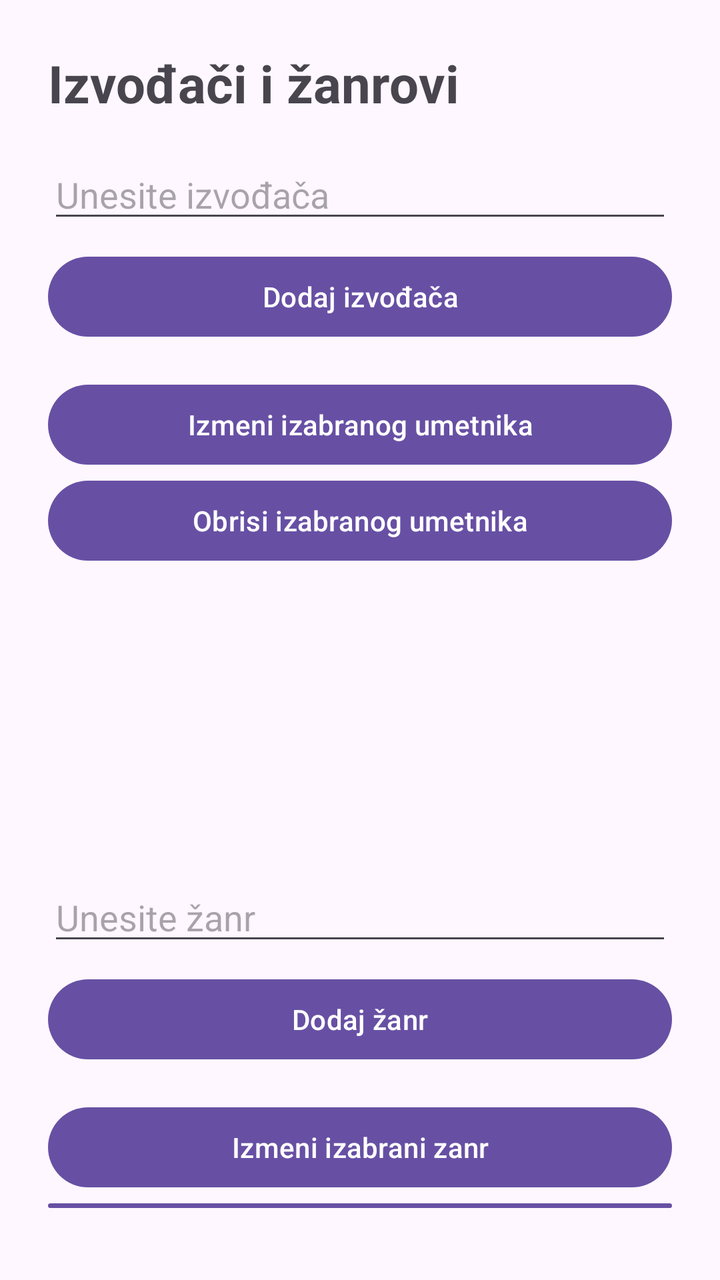
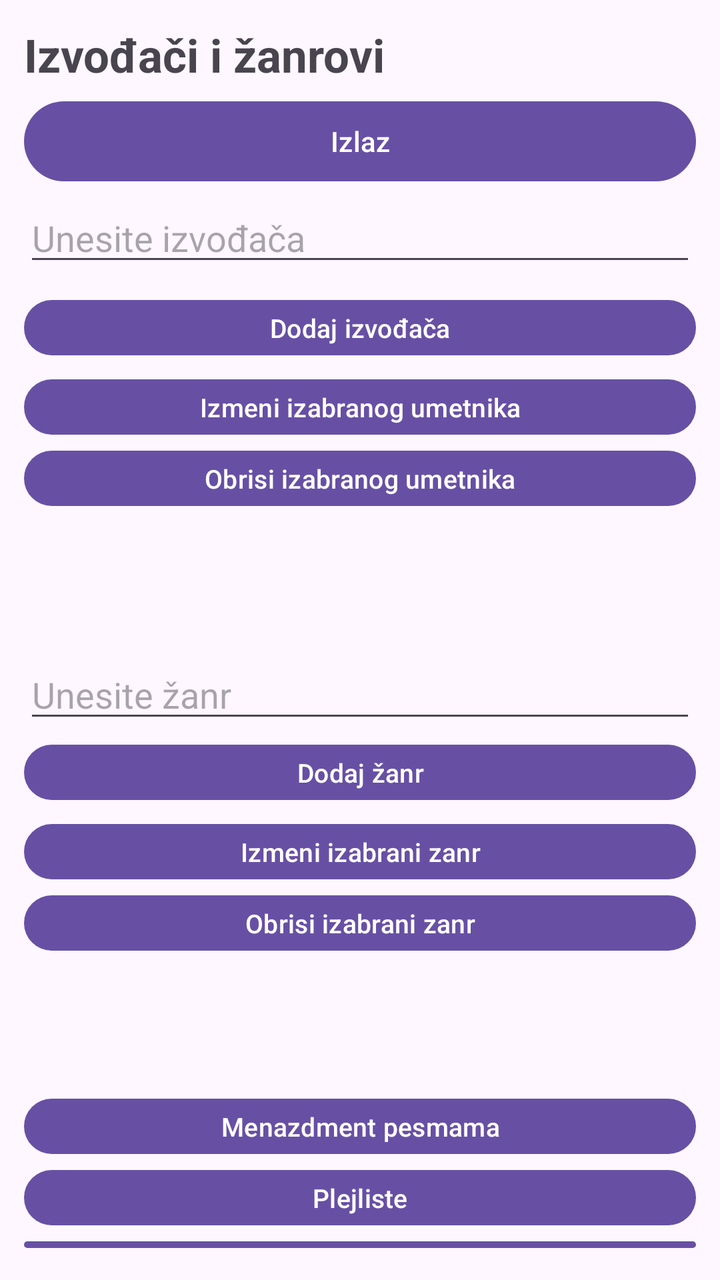

Screens rendered from an Android XML layout before and after an edit, with the pre-edit source and the edit as a unified diff.
<!-- AndroidManifest.xml: activity theme Theme.MusicLibraryDB -->
<!-- res/layout/activity_artist_genre.xml -->
<?xml version="1.0" encoding="utf-8"?>
<LinearLayout xmlns:android="http://schemas.android.com/apk/res/android"
    android:layout_width="match_parent"
    android:layout_height="match_parent"
    android:orientation="vertical"
    android:padding="24dp">

        <TextView
            android:layout_width="match_parent"
            android:layout_height="wrap_content"
            android:text="Izvođači i žanrovi"
            android:textSize="26sp"
            android:textStyle="bold"
            android:layout_marginBottom="16dp" />

        <EditText
            android:id="@+id/artistInput"
            android:layout_width="match_parent"
            android:layout_height="wrap_content"
            android:hint="Unesite izvođača"
            android:layout_marginBottom="8dp" />

        <Button
            android:id="@+id/addArtistButton"
            android:layout_width="match_parent"
            android:layout_height="wrap_content"
            android:text="Dodaj izvođača"
            android:layout_marginBottom="16dp" />

        <Button
            android:id="@+id/updateArtistButton"
            android:layout_width="match_parent"
            android:layout_height="wrap_content"
            android:text="Izmeni izabranog umetnika" />

        <Button
            android:id="@+id/deleteArtistButton"
            android:layout_width="match_parent"
            android:layout_height="wrap_content"
            android:text="Obrisi izabranog umetnika"
            android:layout_marginBottom="8dp" />

    <ListView
            android:id="@+id/artistListView"
            android:layout_width="match_parent"
            android:layout_height="120dp"
            android:layout_marginBottom="24dp" />

        <EditText
            android:id="@+id/genreInput"
            android:layout_width="match_parent"
            android:layout_height="wrap_content"
            android:hint="Unesite žanr"
            android:layout_marginBottom="8dp" />

        <Button
            android:id="@+id/addGenreButton"
            android:layout_width="match_parent"
            android:layout_height="wrap_content"
            android:text="Dodaj žanr"
            android:layout_marginBottom="16dp" />

        <Button
            android:id="@+id/updateGenreButton"
            android:layout_width="match_parent"
            android:layout_height="wrap_content"
            android:text="Izmeni izabrani zanr" />

        <Button
            android:id="@+id/deleteGenreButton"
            android:layout_width="match_parent"
            android:layout_height="wrap_content"
            android:text="Obrisi izabrani zanr"
            android:layout_marginBottom="8dp" />

        <ListView
            android:id="@+id/genreListView"
            android:layout_width="match_parent"
            android:layout_height="120dp"
            android:layout_marginBottom="12dp" />

        <Button
        android:id="@+id/songsButton"
        android:layout_width="match_parent"
        android:layout_height="wrap_content"
        android:text="Menazdment pesmama" />

        <Button
        android:id="@+id/playlistsButton"
        android:layout_width="match_parent"
        android:layout_height="wrap_content"
        android:text="Plejliste" />

    </LinearLayout>
<!-- resources referenced by this layout -->
<resources>
  <style name="Theme.MusicLibraryDB" parent="Base.Theme.MusicLibraryDB" />
  <style name="Base.Theme.MusicLibraryDB" parent="Theme.Material3.DayNight.NoActionBar">
          
          
      </style>
</resources>

<!-- the commit's change to res/layout/activity_artist_genre.xml (unified diff, before → after) -->
@@ -3,15 +3,22 @@
     android:layout_width="match_parent"
     android:layout_height="match_parent"
     android:orientation="vertical"
-    android:padding="24dp">
+    android:padding="12dp">
 
         <TextView
             android:layout_width="match_parent"
             android:layout_height="wrap_content"
             android:text="Izvođači i žanrovi"
-            android:textSize="26sp"
+            android:textSize="23sp"
             android:textStyle="bold"
-            android:layout_marginBottom="16dp" />
+            android:layout_marginBottom="4dp" />
+
+        <Button
+            android:id="@+id/exitButton"
+            android:layout_width="match_parent"
+            android:layout_height="wrap_content"
+            android:text="Izlaz"
+            android:layout_marginBottom="2dp" />
 
         <EditText
             android:id="@+id/artistInput"
@@ -25,70 +32,114 @@
             android:layout_width="match_parent"
             android:layout_height="wrap_content"
             android:text="Dodaj izvođača"
-            android:layout_marginBottom="16dp" />
+            android:layout_marginBottom="4dp"
+            android:minHeight="0dp"
+            android:paddingTop="5dp"
+            android:paddingBottom="5dp"
+            android:textSize="13sp" />
 
         <Button
             android:id="@+id/updateArtistButton"
             android:layout_width="match_parent"
             android:layout_height="wrap_content"
-            android:text="Izmeni izabranog umetnika" />
+            android:text="Izmeni izabranog umetnika"
+            android:minHeight="0dp"
+            android:paddingTop="5dp"
+            android:paddingBottom="5dp"
+            android:textSize="13sp" />
 
         <Button
             android:id="@+id/deleteArtistButton"
             android:layout_width="match_parent"
             android:layout_height="wrap_content"
             android:text="Obrisi izabranog umetnika"
-            android:layout_marginBottom="8dp" />
+            android:layout_marginBottom="4dp"
+            android:minHeight="0dp"
+            android:paddingTop="5dp"
+            android:paddingBottom="5dp"
+            android:textSize="13sp" />
 
     <ListView
             android:id="@+id/artistListView"
             android:layout_width="match_parent"
-            android:layout_height="120dp"
-            android:layout_marginBottom="24dp" />
+            android:layout_height="58dp"
+            android:nestedScrollingEnabled="false"
+            android:layout_marginBottom="6dp" />
 
         <EditText
             android:id="@+id/genreInput"
             android:layout_width="match_parent"
             android:layout_height="wrap_content"
             android:hint="Unesite žanr"
-            android:layout_marginBottom="8dp" />
+            android:layout_marginBottom="2dp" />
 
         <Button
             android:id="@+id/addGenreButton"
             android:layout_width="match_parent"
             android:layout_height="wrap_content"
             android:text="Dodaj žanr"
-            android:layout_marginBottom="16dp" />
+            android:layout_marginBottom="4dp"
+            android:minHeight="0dp"
+            android:paddingTop="5dp"
+            android:paddingBottom="5dp"
+            android:textSize="13sp" />
 
         <Button
             android:id="@+id/updateGenreButton"
             android:layout_width="match_parent"
             android:layout_height="wrap_content"
-            android:text="Izmeni izabrani zanr" />
+            android:text="Izmeni izabrani zanr"
+            android:minHeight="0dp"
+            android:paddingTop="5dp"
+            android:paddingBottom="5dp"
+            android:textSize="13sp" />
 
         <Button
             android:id="@+id/deleteGenreButton"
             android:layout_width="match_parent"
             android:layout_height="wrap_content"
             android:text="Obrisi izabrani zanr"
-            android:layout_marginBottom="8dp" />
+            android:layout_marginBottom="4dp"
+            android:minHeight="0dp"
+            android:paddingTop="5dp"
+            android:paddingBottom="5dp"
+            android:textSize="13sp" />
 
         <ListView
             android:id="@+id/genreListView"
             android:layout_width="match_parent"
-            android:layout_height="120dp"
-            android:layout_marginBottom="12dp" />
+            android:layout_height="58dp"
+            android:nestedScrollingEnabled="false"
+            android:layout_marginBottom="4dp" />
 
         <Button
         android:id="@+id/songsButton"
         android:layout_width="match_parent"
         android:layout_height="wrap_content"
-        android:text="Menazdment pesmama" />
+        android:text="Menazdment pesmama"
+        android:minHeight="0dp"
+        android:paddingTop="5dp"
+        android:paddingBottom="5dp"
+        android:textSize="13sp" />
 
         <Button
         android:id="@+id/playlistsButton"
         android:layout_width="match_parent"
         android:layout_height="wrap_content"
-        android:text="Plejliste" />
+        android:text="Plejliste"
+        android:minHeight="0dp"
+        android:paddingTop="5dp"
+        android:paddingBottom="5dp"
+        android:textSize="13sp" />
+
+        <Button
+        android:id="@+id/searchButton"
+        android:layout_width="match_parent"
+        android:layout_height="wrap_content"
+        android:text="Pretraga"
+        android:minHeight="0dp"
+        android:paddingTop="5dp"
+        android:paddingBottom="5dp"
+        android:textSize="13sp" />
 
     </LinearLayout>
